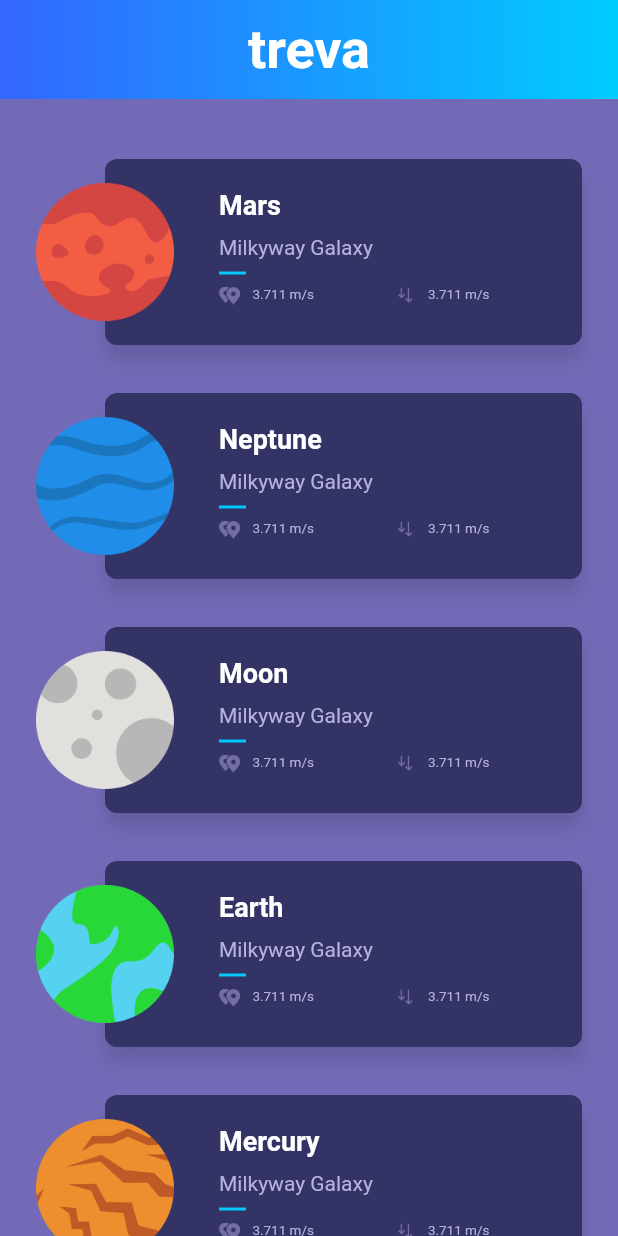
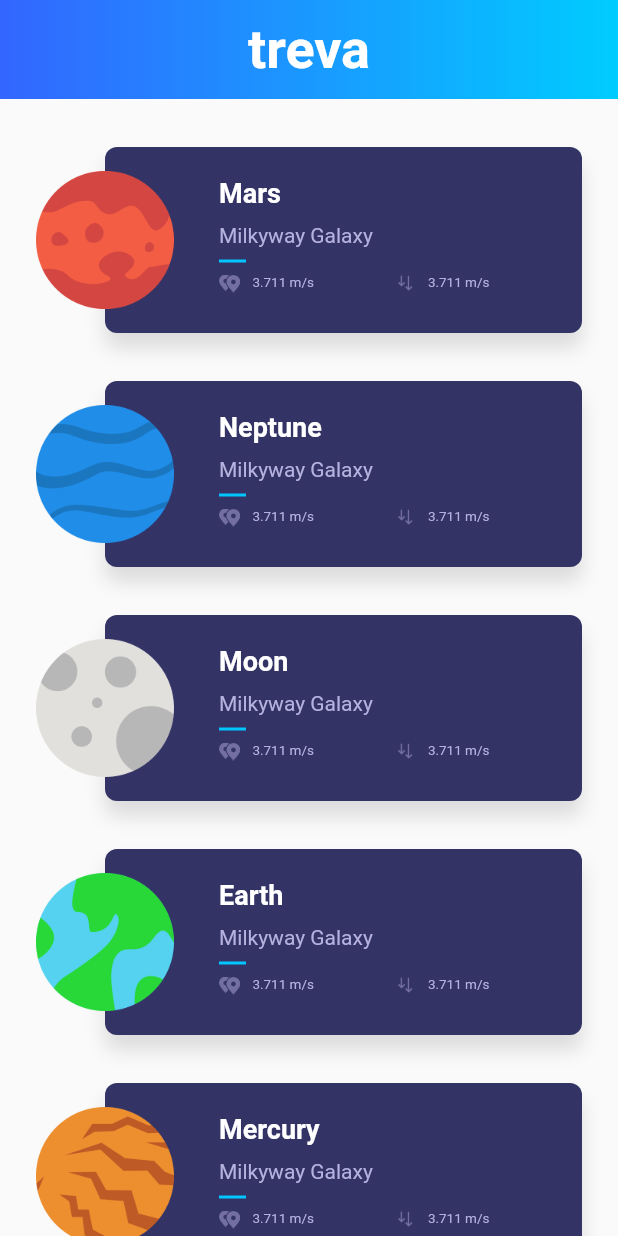
Before and after one commit to Tyrn/orbs, a Flutter app: the screen it shows after launch, on a phone screen of 412 x 824 dp. Run offline on Flutter 3.47's test engine with Material 2 defaults, Android fonts, the phone set to English and light mode, and no system bars.

```diff
--- a/lib/ui/home/home_page_body.dart
+++ b/lib/ui/home/home_page_body.dart
@@ -1,28 +1,41 @@
 import 'package:flutter/material.dart';
 import 'package:orbs/model/planets.dart';
 import 'package:orbs/ui/common/planet_summary.dart';
+
+//class HomePageBody extends StatelessWidget {
+//  @override
+//  Widget build(BuildContext context) {
+//    return Expanded(
+//      child: Container(
+//        color: Color(0xFF736AB7),
+//        child: CustomScrollView(
+//          scrollDirection: Axis.vertical,
+//          shrinkWrap: false,
+//          slivers: <Widget>[
+//            SliverPadding(
+//              padding: const EdgeInsets.symmetric(vertical: 24.0),
+//              sliver: SliverList(
+//                delegate: SliverChildBuilderDelegate(
+//                  (context, index) => PlanetSummary(planets[index]),
+//                  childCount: planets.length,
+//                ),
+//              ),
+//            ),
+//          ],
+//        ),
+//      ),
+//    );
+//  }
+//}
 
 class HomePageBody extends StatelessWidget {
   @override
   Widget build(BuildContext context) {
     return Expanded(
-      child: Container(
-        color: Color(0xFF736AB7),
-        child: CustomScrollView(
-          scrollDirection: Axis.vertical,
-          shrinkWrap: false,
-          slivers: <Widget>[
-            SliverPadding(
-              padding: const EdgeInsets.symmetric(vertical: 24.0),
-              sliver: SliverList(
-                delegate: SliverChildBuilderDelegate(
-                  (context, index) => PlanetSummary(planets[index]),
-                  childCount: planets.length,
-                ),
-              ),
-            ),
-          ],
-        ),
+      child: ListView.builder(
+          itemBuilder: (context, index) => PlanetSummary(planets[index]),
+          itemCount: planets.length,
+          padding: EdgeInsets.symmetric(vertical: 16.0)
       ),
     );
   }
```
